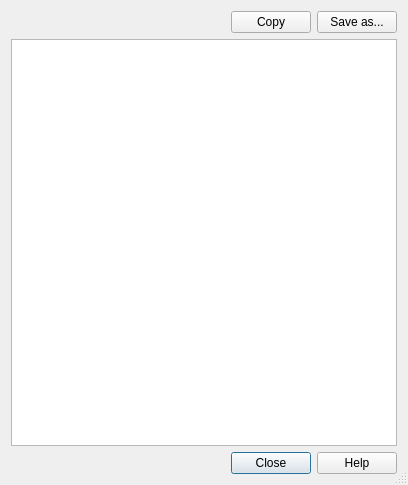
Old version of the form core/io/script.ui in the repository KmolYuan/Pyslvs-UI.
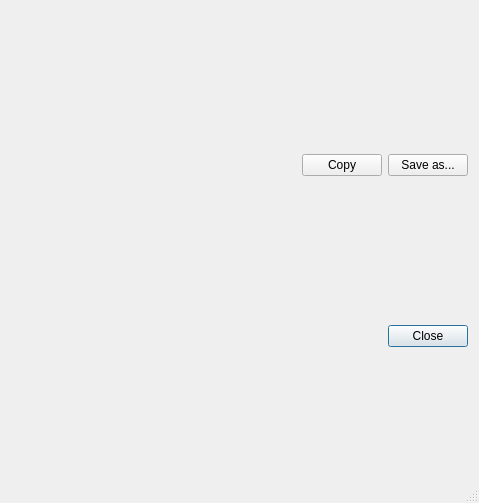
New version of the form. Icons and pictures are not drawn.

```diff
--- a/core/io/script.ui
+++ b/core/io/script.ui
@@ -9,14 +9,14 @@
    <rect>
     <x>0</x>
     <y>0</y>
-    <width>408</width>
-    <height>485</height>
+    <width>479</width>
+    <height>503</height>
    </rect>
   </property>
   <property name="minimumSize">
    <size>
-    <width>246</width>
-    <height>346</height>
+    <width>479</width>
+    <height>503</height>
    </size>
   </property>
   <property name="windowTitle">
@@ -95,13 +95,6 @@
      </item>
     </layout>
    </item>
-   <item>
-    <widget class="QTextBrowser" name="script">
-     <property name="verticalScrollBarPolicy">
-      <enum>Qt::ScrollBarAsNeeded</enum>
-     </property>
-    </widget>
-   </item>
    <item>
     <layout class="QHBoxLayout" name="horizontalLayout">
      <item>
@@ -132,7 +125,7 @@
         <enum>Qt::Horizontal</enum>
        </property>
        <property name="standardButtons">
-        <set>QDialogButtonBox::Close|QDialogButtonBox::Help</set>
+        <set>QDialogButtonBox::Close</set>
        </property>
       </widget>
      </item>
```
Left out of the diff: 4 changed lines with no effect on the pictures.
